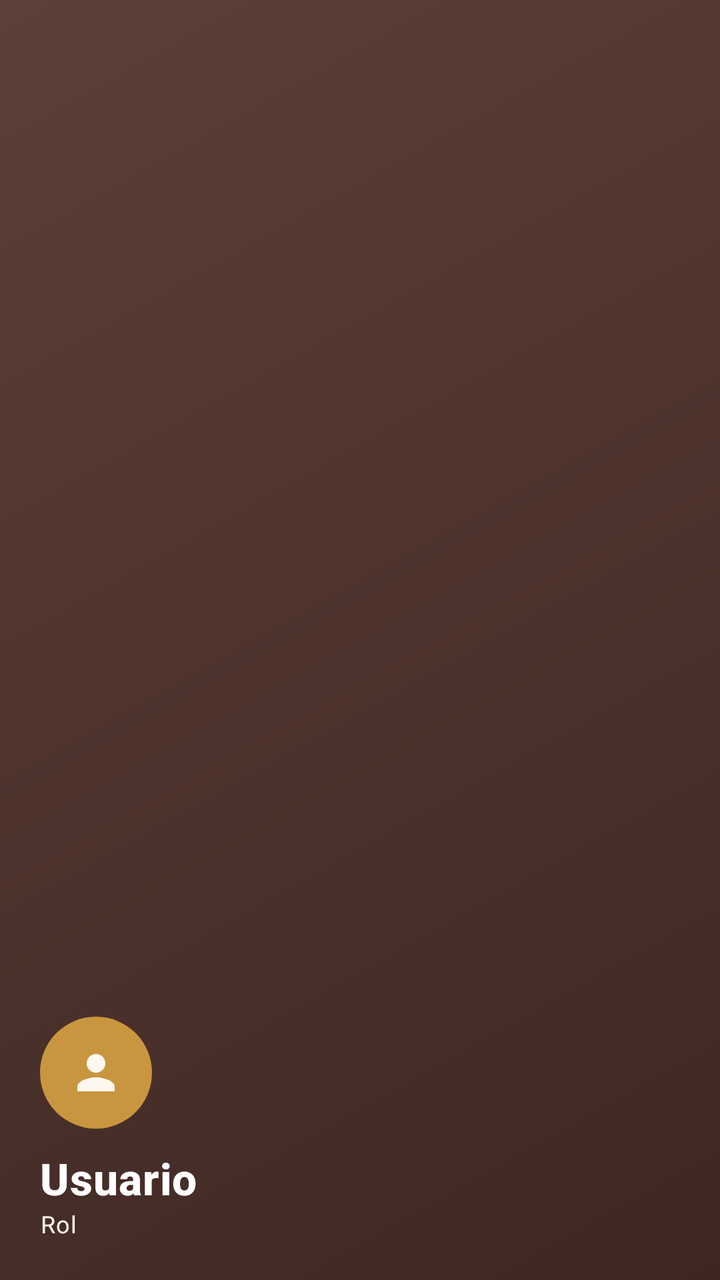
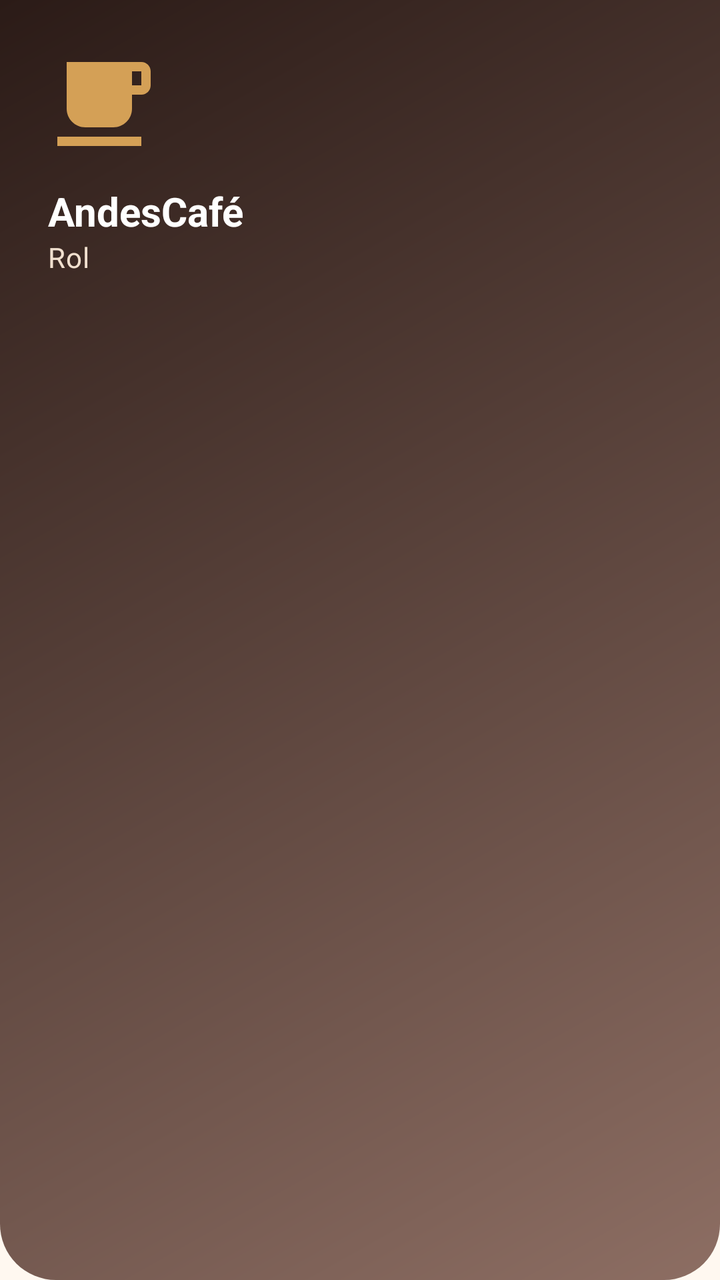

The first picture is an Android layout as it rendered before a commit; the second is the same layout after the commit. The layout source and the unified diff follow.
<!-- AndroidManifest.xml: application theme Theme.AndesCafe -->
<!-- res/layout/nav_header.xml -->
<?xml version="1.0" encoding="utf-8"?>
<LinearLayout xmlns:android="http://schemas.android.com/apk/res/android" xmlns:app="http://schemas.android.com/apk/res-auto" android:layout_width="match_parent" android:layout_height="wrap_content" android:orientation="vertical" android:background="@drawable/bg_gradient" android:padding="20dp" android:gravity="bottom" android:minHeight="150dp"><ImageView android:layout_width="56dp" android:layout_height="56dp" android:padding="14dp" android:background="@drawable/bg_circle" android:src="@drawable/ic_person" app:tint="@color/cream"/><TextView android:id="@+id/tvHeaderName" android:layout_width="wrap_content" android:layout_height="wrap_content" android:text="Usuario" android:textAppearance="@style/Text.Title" android:textColor="@color/white" android:layout_marginTop="10dp"/><TextView android:id="@+id/tvHeaderRole" android:layout_width="wrap_content" android:layout_height="wrap_content" android:text="Rol" android:textAppearance="@style/Text.Caption" android:textColor="@color/cream"/></LinearLayout>
<!-- resources referenced by this layout -->
<resources>
  <color name="cream">#FFF8F0</color>
  <color name="white">#FFFFFF</color>
  <!-- drawable bg_circle (drawable) -->
  <?xml version="1.0" encoding="utf-8"?>
  <shape xmlns:android="http://schemas.android.com/apk/res/android" android:shape="oval">
      <solid android:color="@color/caramel"/>
  </shape>
  <!-- drawable bg_gradient (drawable) -->
  <?xml version="1.0" encoding="utf-8"?>
  <shape xmlns:android="http://schemas.android.com/apk/res/android">
      <gradient android:angle="315" android:startColor="@color/coffee" android:endColor="@color/coffee_dark"/>
  </shape>
  <!-- drawable ic_person (drawable) -->
  <?xml version="1.0" encoding="utf-8"?>
  <vector xmlns:android="http://schemas.android.com/apk/res/android" android:width="24dp" android:height="24dp" android:viewportWidth="24" android:viewportHeight="24">
      <path android:fillColor="@color/coffee" android:pathData="M12,12c2.21,0 4,-1.79 4,-4s-1.79,-4 -4,-4 -4,1.79 -4,4 1.79,4 4,4zM12,14c-2.67,0 -8,1.34 -8,4v2h16v-2c0,-2.66 -5.33,-4 -8,-4z"/>
  </vector>
  <style name="Text.Caption" parent="TextAppearance.MaterialComponents.Caption">
          <item name="android:textColor">@color/text_secondary</item>
          <item name="android:textSize">@dimen/text_caption</item>
      </style>
  <style name="Text.Title" parent="TextAppearance.MaterialComponents.Headline6">
          <item name="android:textColor">@color/coffee_dark</item>
          <item name="android:textSize">@dimen/text_title</item>
          <item name="android:textStyle">bold</item>
      </style>
  <style name="Theme.AndesCafe" parent="Theme.MaterialComponents.Light.NoActionBar">
          <item name="colorPrimary">@color/coffee</item>
          <item name="colorPrimaryVariant">@color/coffee_dark</item>
          <item name="colorOnPrimary">@color/white</item>
          <item name="colorSecondary">@color/caramel</item>
          <item name="colorSecondaryVariant">@color/caramel</item>
          <item name="colorOnSecondary">@color/white</item>
          <item name="colorSurface">@color/surface</item>
          <item name="colorError">@color/error</item>
          <item name="android:windowBackground">@color/cream</item>
          <item name="android:statusBarColor">@color/coffee_dark</item>
          <item name="android:textColorPrimary">@color/text_primary</item>
      </style>
  <color name="caramel">#C8963E</color>
  <color name="coffee">#5D4037</color>
  <color name="coffee_dark">#3E2723</color>
  <color name="text_secondary">#7A6A60</color>
  <dimen name="text_caption">12sp</dimen>
  <dimen name="text_title">22sp</dimen>
  <color name="surface">#FFFFFF</color>
  <color name="error">#B3261E</color>
  <color name="text_primary">#2B1D16</color>
</resources>

<!-- the commit's change to res/layout/nav_header.xml (unified diff, before → after) -->
@@ -1,2 +1,6 @@
 <?xml version="1.0" encoding="utf-8"?>
-<LinearLayout xmlns:android="http://schemas.android.com/apk/res/android" xmlns:app="http://schemas.android.com/apk/res-auto" android:layout_width="match_parent" android:layout_height="wrap_content" android:orientation="vertical" android:background="@drawable/bg_gradient" android:padding="20dp" android:gravity="bottom" android:minHeight="150dp"><ImageView android:layout_width="56dp" android:layout_height="56dp" android:padding="14dp" android:background="@drawable/bg_circle" android:src="@drawable/ic_person" app:tint="@color/cream"/><TextView android:id="@+id/tvHeaderName" android:layout_width="wrap_content" android:layout_height="wrap_content" android:text="Usuario" android:textAppearance="@style/Text.Title" android:textColor="@color/white" android:layout_marginTop="10dp"/><TextView android:id="@+id/tvHeaderRole" android:layout_width="wrap_content" android:layout_height="wrap_content" android:text="Rol" android:textAppearance="@style/Text.Caption" android:textColor="@color/cream"/></LinearLayout>
+<LinearLayout xmlns:android="http://schemas.android.com/apk/res/android" xmlns:app="http://schemas.android.com/apk/res-auto" xmlns:tools="http://schemas.android.com/tools" android:layout_width="match_parent" android:layout_height="wrap_content" android:background="@drawable/bg_header" android:orientation="vertical" android:padding="24dp" android:paddingTop="48dp">
+    <ImageView android:layout_width="56dp" android:layout_height="56dp" android:src="@drawable/ic_coffee" android:contentDescription="@string/logo_andescaf" app:tint="@color/cafe_accent"/>
+    <TextView android:layout_width="wrap_content" android:layout_height="wrap_content" android:layout_marginTop="12dp" android:text="@string/app_name" android:textColor="@color/white" android:textSize="20sp" android:textStyle="bold"/>
+    <TextView android:id="@+id/tvHeaderRole" android:layout_width="wrap_content" android:layout_height="wrap_content" android:text="@string/rol" android:textAppearance="@style/TextAppearance.AndesCafe.OnHeaderSub" />
+</LinearLayout>
<!-- resource entries referenced after the edit -->
@@ -1,52 +1,53 @@
 <!-- resources referenced by this layout -->
 <resources>
-  <color name="cream">#FFF8F0</color>
+  <color name="cafe_accent">#D4A056</color>
   <color name="white">#FFFFFF</color>
-  <!-- drawable bg_circle (drawable) -->
+  <!-- drawable bg_header (drawable) -->
   <?xml version="1.0" encoding="utf-8"?>
-  <shape xmlns:android="http://schemas.android.com/apk/res/android" android:shape="oval">
-      <solid android:color="@color/caramel"/>
+  <shape xmlns:android="http://schemas.android.com/apk/res/android" android:shape="rectangle">
+      <gradient android:angle="315" android:startColor="@color/cafe_primary_dark" android:endColor="@color/cafe_primary_light"/>
+      <corners android:bottomLeftRadius="28dp" android:bottomRightRadius="28dp"/>
   </shape>
-  <!-- drawable bg_gradient (drawable) -->
+  <!-- drawable ic_coffee (drawable) -->
   <?xml version="1.0" encoding="utf-8"?>
-  <shape xmlns:android="http://schemas.android.com/apk/res/android">
-      <gradient android:angle="315" android:startColor="@color/coffee" android:endColor="@color/coffee_dark"/>
-  </shape>
-  <!-- drawable ic_person (drawable) -->
-  <?xml version="1.0" encoding="utf-8"?>
-  <vector xmlns:android="http://schemas.android.com/apk/res/android" android:width="24dp" android:height="24dp" android:viewportWidth="24" android:viewportHeight="24">
-      <path android:fillColor="@color/coffee" android:pathData="M12,12c2.21,0 4,-1.79 4,-4s-1.79,-4 -4,-4 -4,1.79 -4,4 1.79,4 4,4zM12,14c-2.67,0 -8,1.34 -8,4v2h16v-2c0,-2.66 -5.33,-4 -8,-4z"/>
+  <vector xmlns:android="http://schemas.android.com/apk/res/android" android:width="24dp" android:height="24dp"
+      android:viewportWidth="24" android:viewportHeight="24">
+      <path android:fillColor="#FF000000" android:pathData="M2,21h18v-2H2v2zM20,8h-2L18,5h2v3zM20,3L4,3v10c0,2.21 1.79,4 4,4h6c2.21,0 4,-1.79 4,-4v-3h2c1.11,0 2,-0.89 2,-2L22,5c0,-1.11 -0.89,-2 -2,-2z"/>
   </vector>
-  <style name="Text.Caption" parent="TextAppearance.MaterialComponents.Caption">
-          <item name="android:textColor">@color/text_secondary</item>
-          <item name="android:textSize">@dimen/text_caption</item>
+  <string name="app_name">AndesCafé</string>
+  <string name="logo_andescaf">Logo AndesCafé</string>
+  <string name="rol">Rol</string>
+  <style name="TextAppearance.AndesCafe.OnHeaderSub" parent="TextAppearance.Material3.BodyMedium">
+          <item name="android:textColor">@color/cafe_container</item>
       </style>
-  <style name="Text.Title" parent="TextAppearance.MaterialComponents.Headline6">
-          <item name="android:textColor">@color/coffee_dark</item>
-          <item name="android:textSize">@dimen/text_title</item>
-          <item name="android:textStyle">bold</item>
+  <style name="Theme.AndesCafe" parent="Theme.Material3.Light.NoActionBar">
+          <item name="colorPrimary">@color/cafe_primary</item>
+          <item name="colorOnPrimary">@color/white</item>
+          <item name="colorPrimaryContainer">@color/cafe_container</item>
+          <item name="colorOnPrimaryContainer">@color/cafe_primary_dark</item>
+          <item name="colorSecondary">@color/cafe_accent</item>
+          <item name="colorOnSecondary">@color/cafe_primary_dark</item>
+          <item name="colorSurface">@color/cafe_surface</item>
+          <item name="colorOnSurface">@color/cafe_on_surface</item>
+          <item name="android:colorBackground">@color/cafe_background</item>
+          <item name="android:windowBackground">@color/cafe_background</item>
+          <item name="android:statusBarColor">@color/cafe_primary_dark</item>
+          <item name="android:navigationBarColor">@color/cafe_primary_dark</item>
+          <item name="materialButtonStyle">@style/Widget.AndesCafe.Button</item>
       </style>
-  <style name="Theme.AndesCafe" parent="Theme.MaterialComponents.Light.NoActionBar">
-          <item name="colorPrimary">@color/coffee</item>
-          <item name="colorPrimaryVariant">@color/coffee_dark</item>
-          <item name="colorOnPrimary">@color/white</item>
-          <item name="colorSecondary">@color/caramel</item>
-          <item name="colorSecondaryVariant">@color/caramel</item>
-          <item name="colorOnSecondary">@color/white</item>
-          <item name="colorSurface">@color/surface</item>
-          <item name="colorError">@color/error</item>
-          <item name="android:windowBackground">@color/cream</item>
-          <item name="android:statusBarColor">@color/coffee_dark</item>
-          <item name="android:textColorPrimary">@color/text_primary</item>
+  <color name="cafe_primary_dark">#2B1B17</color>
+  <color name="cafe_primary_light">#8D6E63</color>
+  <color name="cafe_container">#F1E0CF</color>
+  <color name="cafe_primary">#4E342E</color>
+  <color name="cafe_surface">#FFFFFF</color>
+  <color name="cafe_on_surface">#3E2723</color>
+  <color name="cafe_background">#FFF8F0</color>
+  <style name="Widget.AndesCafe.Button" parent="Widget.Material3.Button">
+          <item name="backgroundTint">@color/cafe_primary</item>
+          <item name="android:textColor">@color/white</item>
+          <item name="android:minHeight">52dp</item>
+          <item name="cornerRadius">@dimen/corner_button</item>
       </style>
-  <color name="caramel">#C8963E</color>
-  <color name="coffee">#5D4037</color>
-  <color name="coffee_dark">#3E2723</color>
-  <color name="text_secondary">#7A6A60</color>
-  <dimen name="text_caption">12sp</dimen>
-  <dimen name="text_title">22sp</dimen>
-  <color name="surface">#FFFFFF</color>
-  <color name="error">#B3261E</color>
-  <color name="text_primary">#2B1D16</color>
+  <dimen name="corner_button">14dp</dimen>
 </resources>
 
